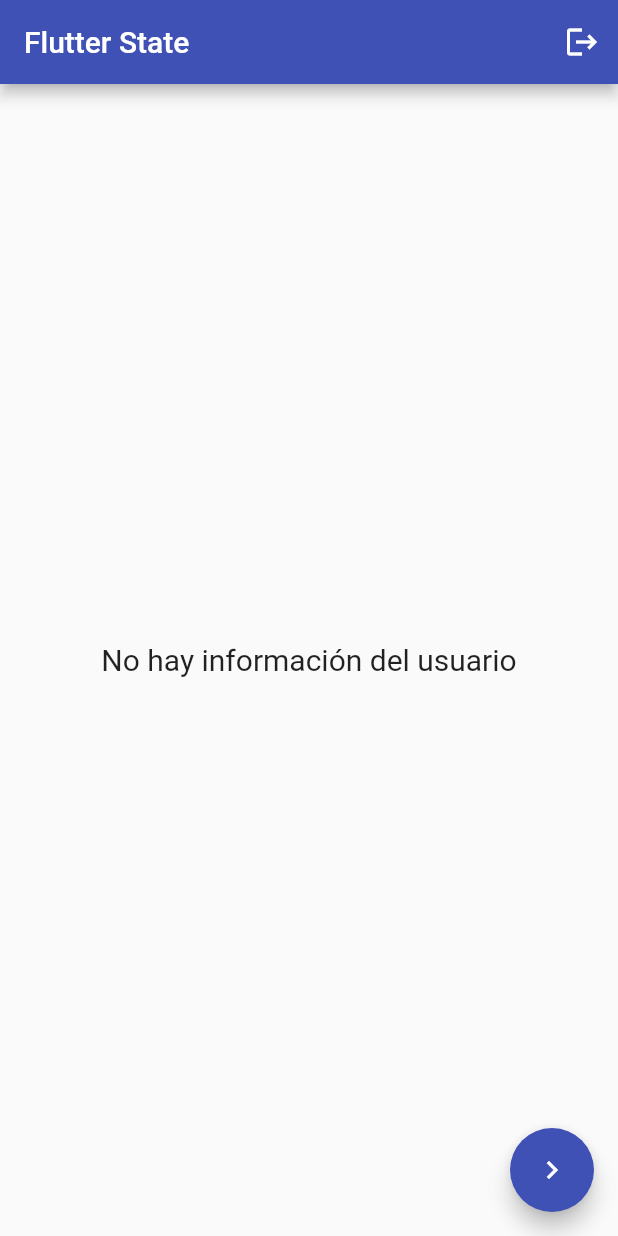
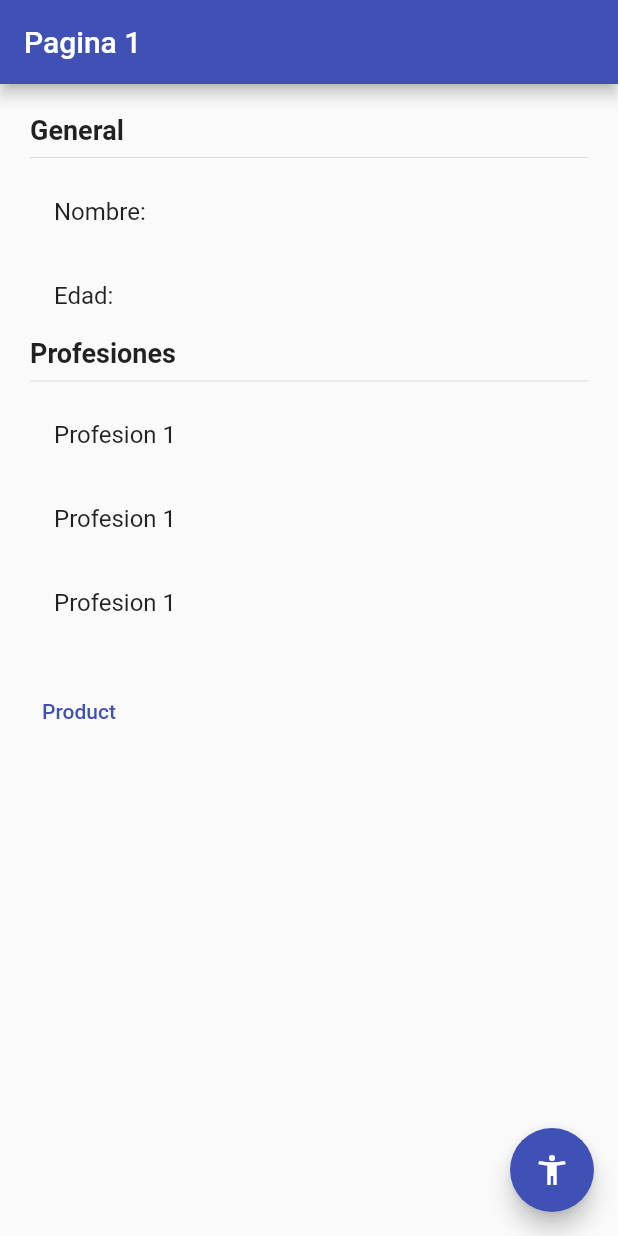
Before and after one commit to manuelduarte077/flutter-state, a Flutter app: the screen it shows after launch, on a phone screen of 412 x 824 dp. Run offline on Flutter 3.47's test engine with Material 2 defaults, Android fonts, the phone set to English and light mode, and no system bars; our stand-ins replace bloc, equatable, flutter_bloc; accounts and stored records are empty.

Commit message:
flutter bloc

```diff
--- a/lib/app/app.dart
+++ b/lib/app/app.dart
@@ -2,7 +2,7 @@ import 'package:flutter/material.dart';
 import 'package:flutter_bloc/flutter_bloc.dart';
 import 'package:flutter_state/screens/bloc/productos/productos_cubit.dart';
 import 'package:flutter_state/screens/bloc/user/usuario_cubit.dart';
-import 'package:flutter_state/screens/singleton/screens_1.dart';
+import 'package:flutter_state/screens/flutter_bloc/flutter_bloc_screen.dart';
 
 class MyApp extends StatelessWidget {
   const MyApp({Key? key}) : super(key: key);
@@ -23,7 +23,7 @@ class MyApp extends StatelessWidget {
           primarySwatch: Colors.indigo,
         ),
         debugShowCheckedModeBanner: false,
-        home: const HomeScreen1(),
+        home: const FlutterBlocScreen(),
       ),
     );
   }
--- /dev/null
+++ b/lib/bloc/productos/productos_event.dart
@@ -0,0 +1,4 @@
+part of 'productos_bloc.dart';
+
+@immutable
+abstract class ProductosEvent {}
--- /dev/null
+++ b/lib/bloc/productos/productos_state.dart
@@ -0,0 +1,6 @@
+part of 'productos_bloc.dart';
+
+@immutable
+abstract class ProductosState {}
+
+class ProductosInitial extends ProductosState {}
--- /dev/null
+++ b/lib/bloc/user/user_bloc.dart
@@ -0,0 +1,5 @@
+import 'package:flutter_state/models/user.dart';
+import 'package:meta/meta.dart';
+
+part 'user_event.dart';
+part 'user_state.dart';
--- /dev/null
+++ b/lib/models/product.dart
@@ -0,0 +1,84 @@
+import 'package:equatable/equatable.dart';
+
+class Product extends Equatable {
+  final String name;
+  final String category;
+  final String imageUrl;
+  final double price;
+  final bool isRecommended;
+  final bool isPopular;
+  final bool isFavorite;
+
+  const Product({
+    required this.name,
+    required this.category,
+    required this.imageUrl,
+    required this.price,
+    required this.isRecommended,
+    required this.isPopular,
+    required this.isFavorite,
+  });
+
+  @override
+  List<Object?> get props => [
+        name,
+        category,
+        imageUrl,
+        price,
+        isRecommended,
+        isPopular,
+      ];
+
+  static List<Product> products = const [
+    Product(
+      name: 'Soft Drink #1',
+      category: 'Soft Drinks',
+      imageUrl:
+          'https://images.unsplash.com/photo-1598614187854-26a60e982dc4?ixid=MnwxMjA3fDB8MHxwaG90by1wYWdlfHx8fGVufDB8fHx8&ixlib=rb-1.2.1&auto=format&fit=crop&w=1050&q=80', //https://unsplash.com/photos/dO9A6mhSZZY
+      price: 2.99,
+      isRecommended: true,
+      isPopular: false,
+      isFavorite: false,
+    ),
+    Product(
+      name: 'Soft Drink #2',
+      category: 'Soft Drinks',
+      imageUrl:
+          'https://images.unsplash.com/photo-1610873167013-2dd675d30ef4?ixid=MnwxMjA3fDB8MHxwaG90by1wYWdlfHx8fGVufDB8fHx8&ixlib=rb-1.2.1&auto=format&fit=crop&w=488&q=80', //https://unsplash.com/photos/Viy_8zHEznk
+      price: 2.99,
+      isRecommended: false,
+      isPopular: true,
+      isFavorite: false,
+    ),
+    Product(
+      name: 'Soft Drink #3',
+      category: 'Soft Drinks',
+      imageUrl:
+          'https://images.unsplash.com/photo-1603833797131-3c0a18fcb6b1?ixid=MnwxMjA3fDB8MHxwaG90by1wYWdlfHx8fGVufDB8fHx8&ixlib=rb-1.2.1&auto=format&fit=crop&w=1050&q=80', //https://unsplash.com/photos/5LIInaqRp5s
+      price: 2.99,
+      isRecommended: true,
+      isPopular: true,
+      isFavorite: false,
+    ),
+    Product(
+      name: 'Smoothies #1',
+      category: 'Smoothies',
+      imageUrl:
+          'https://images.unsplash.com/photo-1526424382096-74a93e105682?ixid=MnwxMjA3fDB8MHxwaG90by1wYWdlfHx8fGVufDB8fHx8&ixlib=rb-1.2.1&auto=format&fit=crop&w=634&q=80', //https://unsplash.com/photos/kcYXj4tBtes
+      price: 2.99,
+      isRecommended: true,
+      isPopular: false,
+      isFavorite: false,
+    ),
+    Product(
+      name: 'Smoothies #2',
+      category: 'Smoothies',
+      imageUrl:
+          'https://images.unsplash.com/photo-1505252585461-04db1eb84625?ixid=MnwxMjA3fDB8MHxwaG90by1wYWdlfHx8fGVufDB8fHx8&ixlib=rb-1.2.1&auto=format&fit=crop&w=1552&q=80', //https://unsplash.com/photos/CrK843Pl9a4
+      price: 2.99,
+      isRecommended: false,
+      isPopular: false,
+      isFavorite: true,
+    ),
+  ];
+}
--- /dev/null
+++ b/lib/screens/flutter_bloc/flutter_bloc_screen.dart
@@ -0,0 +1,68 @@
+import 'package:flutter/material.dart';
+import 'package:flutter_state/screens/flutter_bloc/flutter_bloc_screen2.dart';
+import 'package:flutter_state/screens/flutter_bloc/product.dart';
+
+class FlutterBlocScreen extends StatelessWidget {
+  const FlutterBlocScreen({Key? key}) : super(key: key);
+
+  @override
+  Widget build(BuildContext context) {
+    return Scaffold(
+      appBar: AppBar(
+        title: const Text('Pagina 1'),
+      ),
+      body: const InformacionUsuario(),
+      floatingActionButton: FloatingActionButton(
+          child: const Icon(Icons.accessibility_new),
+          onPressed: () {
+            Navigator.push(
+              context,
+              MaterialPageRoute(
+                builder: (context) => const FlutterBlocScreen2(),
+              ),
+            );
+          }),
+    );
+  }
+}
+
+class InformacionUsuario extends StatelessWidget {
+  const InformacionUsuario({Key? key}) : super(key: key);
+
+  @override
+  Widget build(BuildContext context) {
+    return Container(
+      width: double.infinity,
+      height: double.infinity,
+      padding: const EdgeInsets.all(20.0),
+      child: Column(
+        crossAxisAlignment: CrossAxisAlignment.start,
+        children: [
+          const Text('General',
+              style: TextStyle(fontSize: 18, fontWeight: FontWeight.bold)),
+          const Divider(),
+          const ListTile(title: Text('Nombre: ')),
+          const ListTile(title: Text('Edad: ')),
+          const Text('Profesiones',
+              style: TextStyle(fontSize: 18, fontWeight: FontWeight.bold)),
+          const Divider(),
+          const ListTile(title: Text('Profesion 1')),
+          const ListTile(title: Text('Profesion 1')),
+          const ListTile(title: Text('Profesion 1')),
+          const SizedBox(height: 20),
+          TextButton(
+            child: const Text('Product'),
+            onPressed: () {
+              Navigator.push(
+                context,
+                MaterialPageRoute(
+                  builder: (context) => const ProductCard(),
+                ),
+              );
+            },
+          ),
+        ],
+      ),
+    );
+  }
+}
--- a/pubspec.yaml
+++ b/pubspec.yaml
@@ -9,7 +9,9 @@ environment:
   sdk: '>=2.16.1 <3.0.0'
 
 dependencies:
+  bloc: ^8.0.3
   cupertino_icons: ^1.0.2
+  equatable: ^2.0.3
   flutter:
     sdk: flutter
   flutter_bloc: ^8.0.1
```
Also changed, not shown: lib/bloc/productos/productos_bloc.dart (added, +13 -0 lines), lib/bloc/user/user_event.dart (added, +10 -0 lines), lib/bloc/user/user_state.dart (added, +12 -0 lines), lib/screens/flutter_bloc/flutter_bloc_screen2.dart (added, +35 -0 lines), lib/screens/flutter_bloc/product.dart (added, +42 -0 lines), pubspec.lock.
